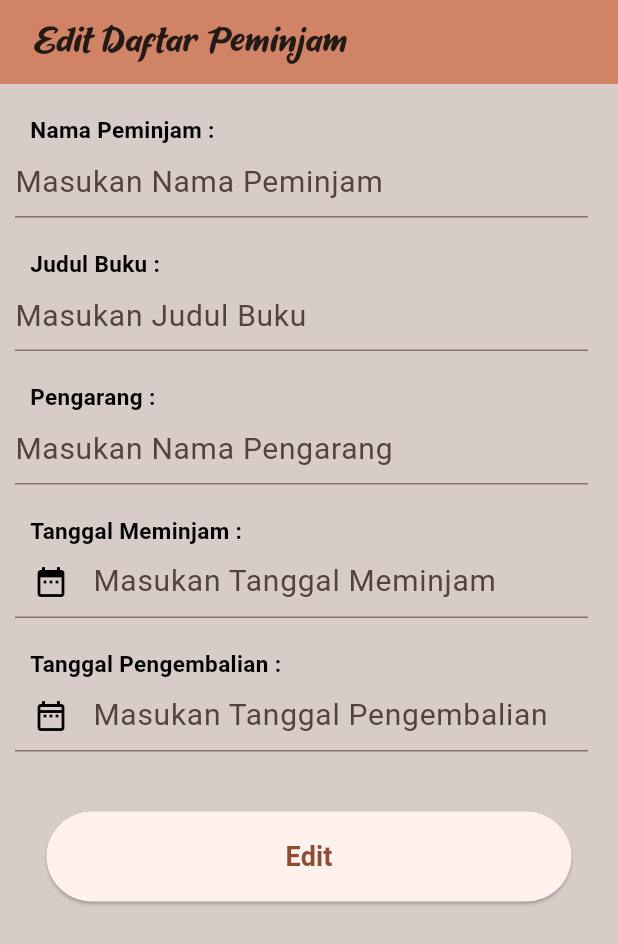
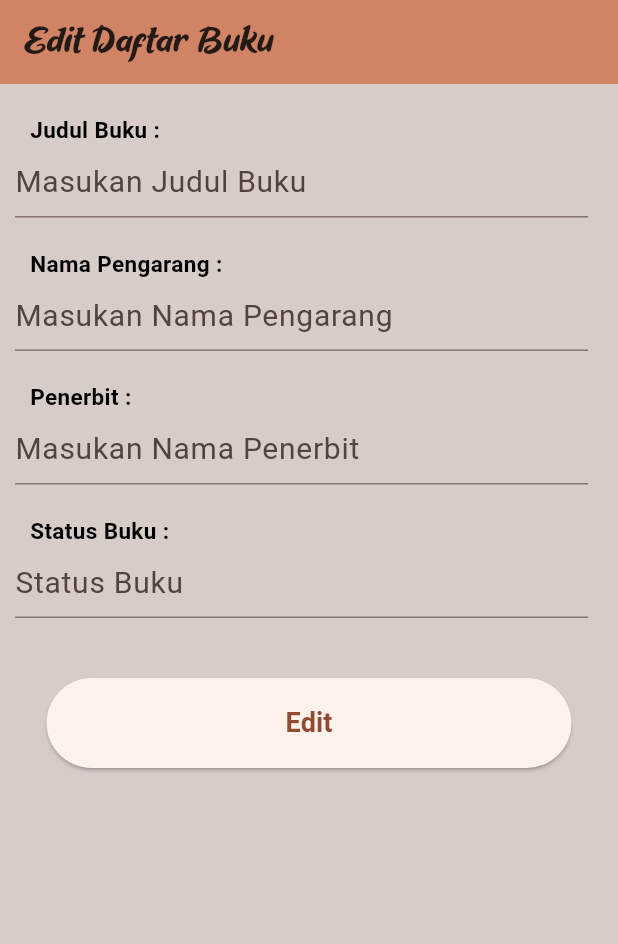
Before and after one commit to Reyfadh07/033_PAWNBOOK, a Flutter app: the screen it shows after launch, on a phone screen of 412 x 824 dp. Shown: the top 944 px of the screen. Run offline on Flutter 3.47's test engine with Material 2 defaults, Android fonts, the phone set to English and light mode, and no system bars.

```diff
--- a/lib/main.dart
+++ b/lib/main.dart
@@ -1,6 +1,7 @@
 import 'package:flutter/material.dart';
 import 'package:pawn_book/view/add_daftarbuku.dart';
 import 'package:pawn_book/view/add_daftarpeminjam.dart';
+import 'package:pawn_book/view/edit_daftarbuku.dart';
 import 'package:pawn_book/view/edit_daftarpeminjam.dart';
 import 'package:pawn_book/view/homepage.dart';
 import 'package:pawn_book/view/splash.dart';
@@ -22,7 +23,7 @@ class MyApp extends StatelessWidget {
             ColorScheme.fromSeed(seedColor: Color.fromARGB(255, 209, 131, 102)),
         useMaterial3: true,
       ),
-      home: EditPeminjam(),
+      home: EditBuku(),
     );
   }
 }
--- /dev/null
+++ b/lib/view/edit_daftarbuku.dart
@@ -0,0 +1,160 @@
+import 'package:flutter/material.dart';
+
+class EditBuku extends StatefulWidget {
+  const EditBuku({super.key});
+
+  @override
+  State<EditBuku> createState() => _EditBukuState();
+}
+
+class _EditBukuState extends State<EditBuku> {
+  final _formKey = GlobalKey<FormState>();
+  Widget build(BuildContext context) {
+    return Scaffold(
+      appBar: AppBar(
+        backgroundColor: Color.fromARGB(255, 209, 131, 102),
+        title: Text(
+          'Edit Daftar Buku',
+          style: TextStyle(fontFamily: "ShortBaby"),
+        ),
+      ),
+      backgroundColor: Colors.brown[100],
+      body: SafeArea(
+          child: SingleChildScrollView(
+        child: Column(
+          children: [
+            Form(
+              key: _formKey,
+              child: Column(children: [
+                Container(
+                  margin: const EdgeInsets.only(top: 20),
+                  padding: const EdgeInsets.only(left: 20),
+                  alignment: Alignment.centerLeft,
+                  child: const Text(
+                    "Judul Buku :",
+                    textAlign: TextAlign.left,
+                    style: TextStyle(
+                        color: Colors.black,
+                        fontWeight: FontWeight.bold,
+                        fontSize: 15),
+                  ),
+                ),
+                Container(
+                  padding: const EdgeInsets.only(left: 10),
+                  margin: const EdgeInsets.only(right: 20),
+                  child: TextFormField(
+                    decoration: const InputDecoration(
+                      border: UnderlineInputBorder(),
+                      hintText: 'Masukan Judul Buku',
+                      hintStyle: TextStyle(fontSize: 20),
+                    ),
+                    onSaved: (value) {
+                      //name = value;
+                    },
+                  ),
+                ),
+                Container(
+                  margin: const EdgeInsets.only(top: 20),
+                  padding: const EdgeInsets.only(left: 20),
+                  alignment: Alignment.centerLeft,
+                  child: const Text(
+                    "Nama Pengarang :",
+                    textAlign: TextAlign.left,
+                    style: TextStyle(
+                        color: Colors.black,
+                        fontWeight: FontWeight.bold,
+                        fontSize: 15),
+                  ),
+                ),
+                Container(
+                  padding: const EdgeInsets.only(left: 10),
+                  margin: const EdgeInsets.only(right: 20),
+                  child: TextFormField(
+                    decoration: const InputDecoration(
+                      border: UnderlineInputBorder(),
+                      hintText: 'Masukan Nama Pengarang',
+                      hintStyle: TextStyle(fontSize: 20),
+                    ),
+                    onSaved: (value) {
+                      //repassword = value;
+                    },
+                  ),
+                ),
+                Container(
+                  margin: const EdgeInsets.only(top: 20),
+                  padding: const EdgeInsets.only(left: 20),
+                  alignment: Alignment.centerLeft,
+                  child: const Text(
+                    "Penerbit :",
+                    textAlign: TextAlign.left,
+                    style: TextStyle(
+                        color: Colors.black,
+                        fontWeight: FontWeight.bold,
+                        fontSize: 15),
+                  ),
+                ),
+                Container(
+                  padding: const EdgeInsets.only(left: 10),
+                  margin: const EdgeInsets.only(right: 20),
+                  child: TextFormField(
+                    decoration: const InputDecoration(
+                      border: UnderlineInputBorder(),
+                      hintText: 'Masukan Nama Penerbit',
+                      hintStyle: TextStyle(fontSize: 20),
+                    ),
+                    onSaved: (value) {
+                      //repassword = value;
+                    },
+                  ),
+                ),
+                Container(
+                  margin: const EdgeInsets.only(top: 20),
+                  padding: const EdgeInsets.only(left: 20),
+                  alignment: Alignment.centerLeft,
+                  child: const Text(
+                    "Status Buku :",
+                    textAlign: TextAlign.left,
+                    style: TextStyle(
+                        color: Colors.black,
+                        fontWeight: FontWeight.bold,
+                        fontSize: 15),
+                  ),
+                ),
+                Container(
+                  padding: const EdgeInsets.only(left: 10),
+                  margin: const EdgeInsets.only(right: 20),
+                  child: TextFormField(
+                    decoration: const InputDecoration(
+                      border: UnderlineInputBorder(),
+                      hintText: 'Status Buku',
+                      hintStyle: TextStyle(fontSize: 20),
+                    ),
+                    onSaved: (value) {
+                      //repassword = value;
+                    },
+                  ),
+                ),
+                Container(
+                  padding: const EdgeInsets.only(top: 40),
+                  child: ElevatedButton(
+                    onPressed: () {},
+                    style: ElevatedButton.styleFrom(
+                        shape: RoundedRectangleBorder(
+                          borderRadius: BorderRadius.circular(80),
+                        ),
+                        minimumSize: const Size(350, 60)),
+                    child: const Text(
+                      "Edit",
+                      style:
+                          TextStyle(fontWeight: FontWeight.bold, fontSize: 18),
+                    ),
+                  ),
+                ),
+              ]),
+            ),
+          ],
+        ),
+      )),
+    );
+  }
+}
```
Also changed, not shown: 1 other file.
